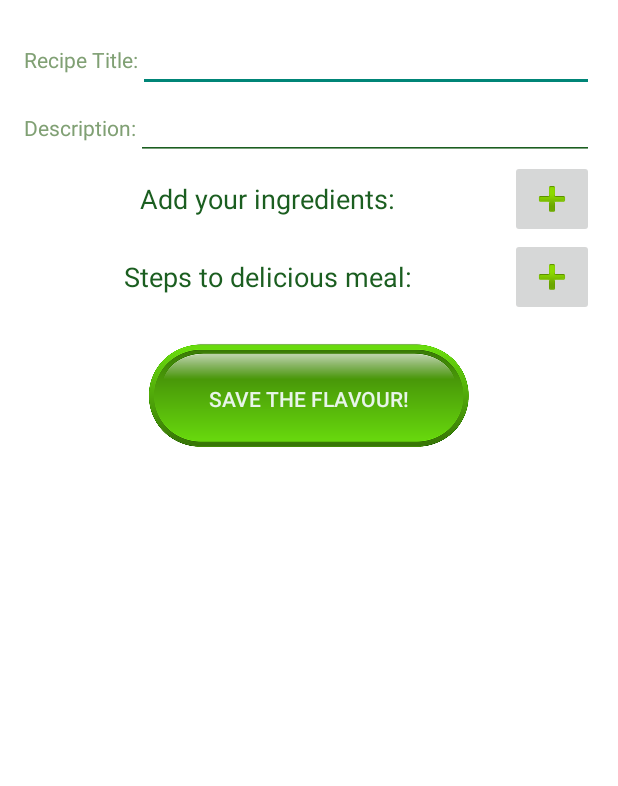
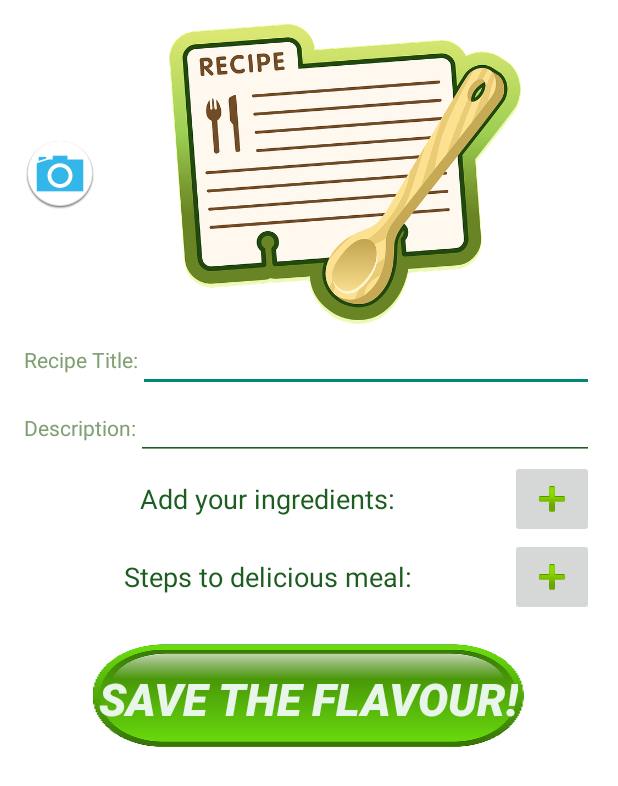
Before and after one commit to KathyLynne/ChowSense, an Android app: the layout fragment_add_recipe.xml on its own in the app's theme, with its tools: preview values and no code run, on a phone screen of 412 x 824 dp. Shown: the top 786 px of the screen. Run offline under Robolectric (Android 15) with nearby library versions, the phone set to English and light mode, and no system bars.

Commit message:
Continued work on camera

```diff
--- a/app/src/main/AndroidManifest.xml
+++ b/app/src/main/AndroidManifest.xml
@@ -4,6 +4,10 @@
 
     <uses-permission android:name="android.permission.INTERNET" />
     <uses-permission android:name="android.permission.ACCESS_NETWORK_STATE" />
+    <uses-permission android:name="android.permission.CAMERA"/>
+    <uses-feature android:name="android.hardware.camera"/>
+    <uses-feature android:name="android.hardware.camera.autofocus"/>
+    <uses-permission android:name="android.permission.WRITE_EXTERNAL_STORAGE"/>
 
     <application
         android:allowBackup="true"
--- a/app/src/main/java/com/kathylynne/chowsense/app/RecipeDetailsActivity.java
+++ b/app/src/main/java/com/kathylynne/chowsense/app/RecipeDetailsActivity.java
@@ -47,7 +47,7 @@ public class RecipeDetailsActivity extends ActionBarActivity {
         final LinearLayout ingredientsLayout = (LinearLayout) this.findViewById(R.id.details_wrap_ingredients);
         final LinearLayout stepsLayout = (LinearLayout) this.findViewById(R.id.details_wrap_steps);
 
-        recipeID = "cVy8uOmil4";
+        recipeID = "zFLzvhi6uw";
 
         ParseQuery<ParseObject> query = ParseQuery.getQuery("Recipe");
         query.getInBackground(recipeID, new GetCallback<ParseObject>() {
--- a/app/src/main/java/com/kathylynne/chowsense/app/adapter/UserListQueryAdapter.java
+++ b/app/src/main/java/com/kathylynne/chowsense/app/adapter/UserListQueryAdapter.java
@@ -37,6 +37,8 @@ public class UserListQueryAdapter extends ParseQueryAdapter {
 
         super.getItemView(object, v, parent);
 
+
+        //left in for reference.
         // Add and download the image
         /*ParseImageView todoImage = (ParseImageView) v.findViewById(R.id.icon);
         ParseFile imageFile = object.getParseFile("image");
--- a/app/src/main/res/layout/fragment_add_recipe.xml
+++ b/app/src/main/res/layout/fragment_add_recipe.xml
@@ -17,6 +17,29 @@
                 android:layout_width="fill_parent"
                 android:layout_height="wrap_content"
                 android:id="@+id/linearParent">
+            <RelativeLayout
+                    android:orientation="vertical"
+                    android:layout_width="fill_parent"
+                    android:layout_height="wrap_content">
+                <ImageButton
+                        android:layout_width="wrap_content"
+                        android:layout_height="wrap_content"
+                        android:id="@+id/cameraBtn"
+                        android:src="@drawable/ic_camera"
+                        android:background="@android:color/transparent"
+                        android:layout_centerVertical="true" android:layout_alignParentLeft="true"
+                        android:layout_alignParentStart="true"/>
+                <ImageView
+                        android:layout_width="match_parent"
+                        android:layout_height="200dp"
+                        android:id="@+id/cameraImgView"
+                        android:layout_alignParentRight="true"
+                        android:layout_alignParentEnd="true"
+                        android:layout_toEndOf="@+id/cameraBtn"
+                        android:layout_toRightOf="@+id/cameraBtn"
+                        android:layout_alignParentTop="true"
+                        android:src="@drawable/recipe"/>
+            </RelativeLayout>
             <LinearLayout
                     android:orientation="vertical"
                     android:layout_width="fill_parent"
@@ -122,8 +145,9 @@
                     android:layout_width="wrap_content"
                     android:layout_height="wrap_content"
                     android:text="@string/saveButton"
+                    android:textStyle="bold|italic"
+                    android:textSize="30sp"
                     android:id="@+id/saveRecipeButton"
-
                     android:layout_gravity="center_horizontal"
                     style="@android:style/ButtonBar" android:background="@drawable/bottom_bar"/>
         </LinearLayout>
```
Also changed, not shown: app/src/main/java/com/kathylynne/chowsense/app/AddRecipeFragment.java (+84 -6 lines), app/src/main/java/com/kathylynne/chowsense/app/DrawerActivity.java (+14 -0 lines), app/src/main/java/com/kathylynne/chowsense/app/dummy/DummyContent.java (added, +55 -0 lines), app/src/main/res/drawable-hdpi/ic_camera.png (added), app/src/main/res/drawable-mdpi/ic_camera.png (added), app/src/main/res/drawable-mdpi/recipe.png (added), app/src/main/res/drawable-xhdpi/ic_camera.png (added), app/src/main/res/drawable-xhdpi/recipe.png (added), app/src/main/res/drawable-xxhdpi/recipe.png (added), app/src/main/res/drawable-xxxhdpi/recipe.png (added), 1 other file.
